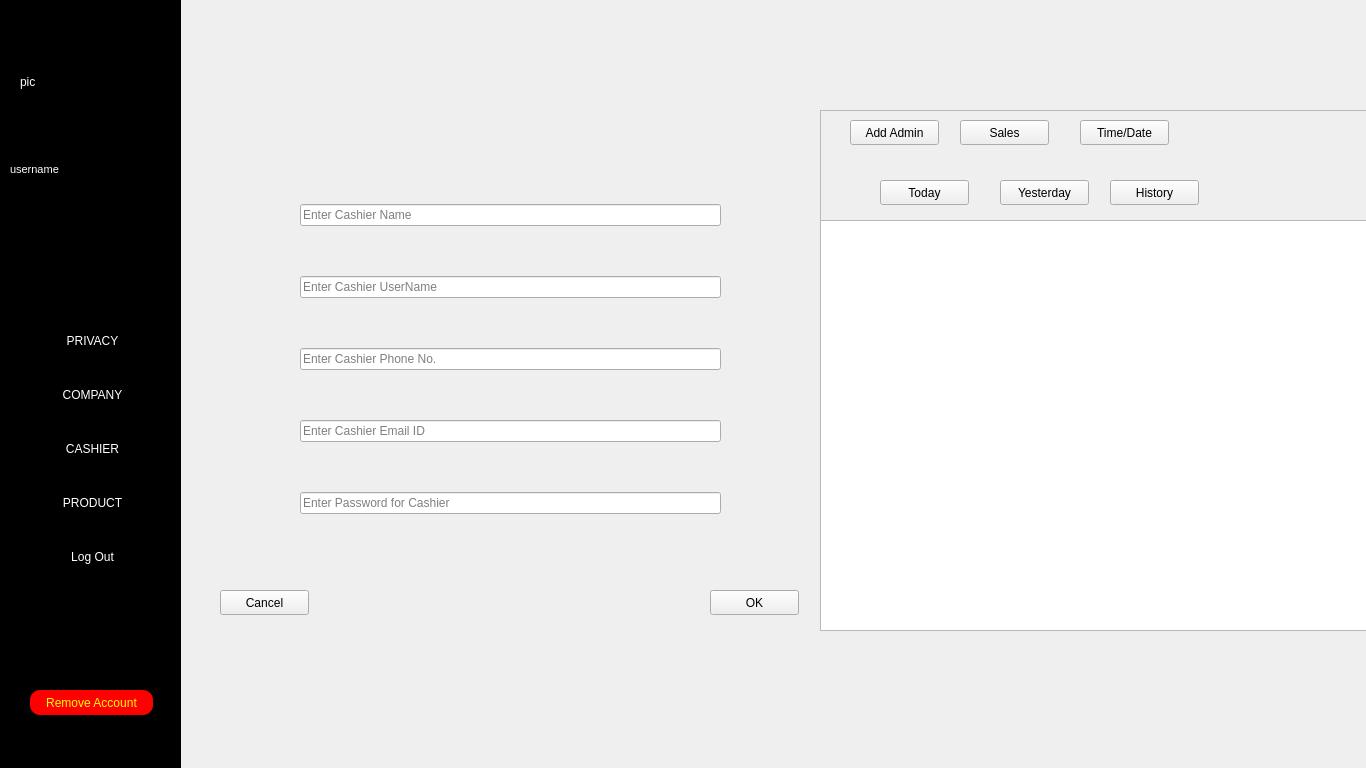
Above: adminwindow.ui from RamrajCh/SuperMarket-Billing-System before the change. Below: the same form after it.
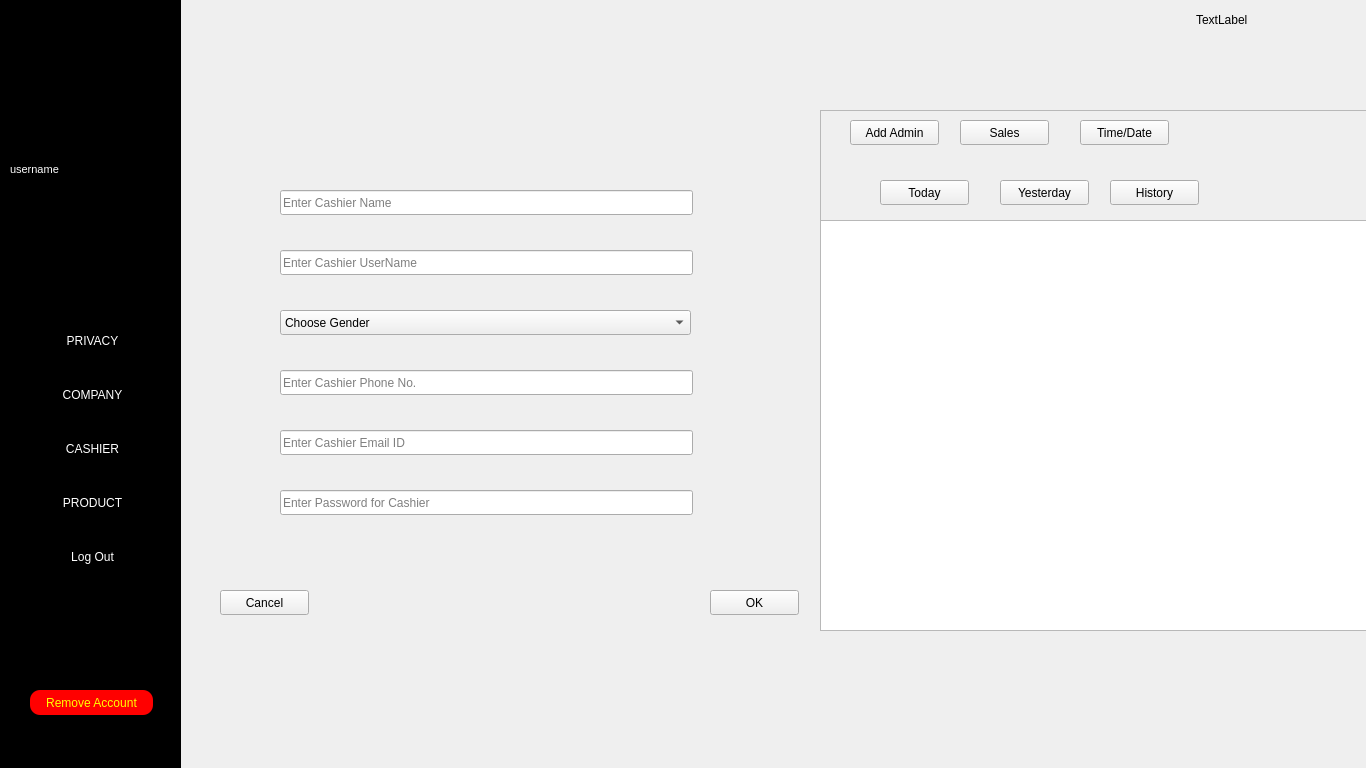
That is the form after the change. The open tabs and pages were chosen to show the change.

What changed in the file:
```diff
--- a/adminwindow.ui
+++ b/adminwindow.ui
@@ -385,52 +385,95 @@
          <string>Cancel</string>
         </property>
        </widget>
-       <widget class="QWidget" name="layoutWidget">
-        <property name="geometry">
-         <rect>
-          <x>120</x>
-          <y>40</y>
-          <width>421</width>
-          <height>401</height>
-         </rect>
-        </property>
-        <layout class="QVBoxLayout" name="verticalLayout_5">
-         <item>
           <widget class="QLineEdit" name="cashierName">
+        <property name="geometry">
+         <rect>
+          <x>100</x>
+          <y>70</y>
+          <width>413</width>
+          <height>25</height>
+         </rect>
+        </property>
            <property name="placeholderText">
             <string>Enter Cashier Name</string>
            </property>
           </widget>
-         </item>
-         <item>
           <widget class="QLineEdit" name="cashierUsername">
+        <property name="geometry">
+         <rect>
+          <x>100</x>
+          <y>130</y>
+          <width>413</width>
+          <height>25</height>
+         </rect>
+        </property>
            <property name="placeholderText">
             <string>Enter Cashier UserName</string>
            </property>
           </widget>
-         </item>
-         <item>
           <widget class="QLineEdit" name="cashierPhone">
+        <property name="geometry">
+         <rect>
+          <x>100</x>
+          <y>250</y>
+          <width>413</width>
+          <height>25</height>
+         </rect>
+        </property>
            <property name="placeholderText">
             <string>Enter Cashier Phone No.</string>
            </property>
           </widget>
-         </item>
-         <item>
           <widget class="QLineEdit" name="cashierEmail">
+        <property name="geometry">
+         <rect>
+          <x>100</x>
+          <y>310</y>
+          <width>413</width>
+          <height>25</height>
+         </rect>
+        </property>
            <property name="placeholderText">
             <string>Enter Cashier Email ID </string>
            </property>
           </widget>
-         </item>
-         <item>
           <widget class="QLineEdit" name="cashierPassword">
+        <property name="geometry">
+         <rect>
+          <x>100</x>
+          <y>370</y>
+          <width>413</width>
+          <height>25</height>
+         </rect>
+        </property>
            <property name="placeholderText">
             <string>Enter Password for Cashier</string>
            </property>
           </widget>
-         </item>
-        </layout>
+       <widget class="QComboBox" name="genderBox">
+        <property name="geometry">
+         <rect>
+          <x>100</x>
+          <y>190</y>
+          <width>411</width>
+          <height>25</height>
+         </rect>
+        </property>
+        <item>
+         <property name="text">
+          <string>Choose Gender</string>
+         </property>
+        </item>
+        <item>
+         <property name="text">
+          <string>Male</string>
+         </property>
+        </item>
+        <item>
+         <property name="text">
+          <string>Female</string>
+         </property>
+        </item>
        </widget>
       </widget>
       <widget class="QWidget" name="page_6">
@@ -1118,19 +1161,6 @@
       </item>
      </layout>
     </widget>
-    <widget class="QLabel" name="label_14">
-     <property name="geometry">
-      <rect>
-       <x>20</x>
-       <y>26</y>
-       <width>101</width>
-       <height>111</height>
-      </rect>
-     </property>
-     <property name="text">
-      <string>pic</string>
-     </property>
-    </widget>
     <widget class="QLabel" name="userNameLabel">
      <property name="geometry">
       <rect>
@@ -1401,6 +1431,19 @@
      </property>
     </widget>
    </widget>
+   <widget class="QLabel" name="currentDate">
+    <property name="geometry">
+     <rect>
+      <x>1196</x>
+      <y>10</y>
+      <width>151</width>
+      <height>20</height>
+     </rect>
+    </property>
+    <property name="text">
+     <string>TextLabel</string>
+    </property>
+   </widget>
   </widget>
  </widget>
  <resources/>
```
Left out of the diff: 4 changed lines with no effect on the pictures. Lines whose indentation alone changed are shown as unchanged.
